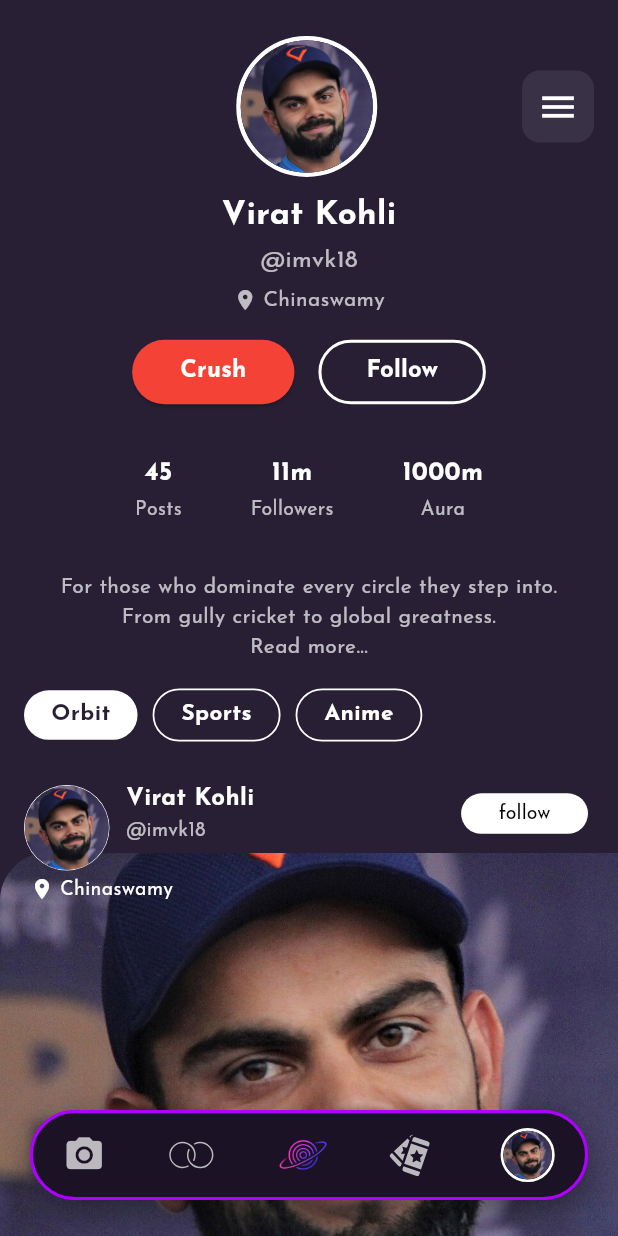
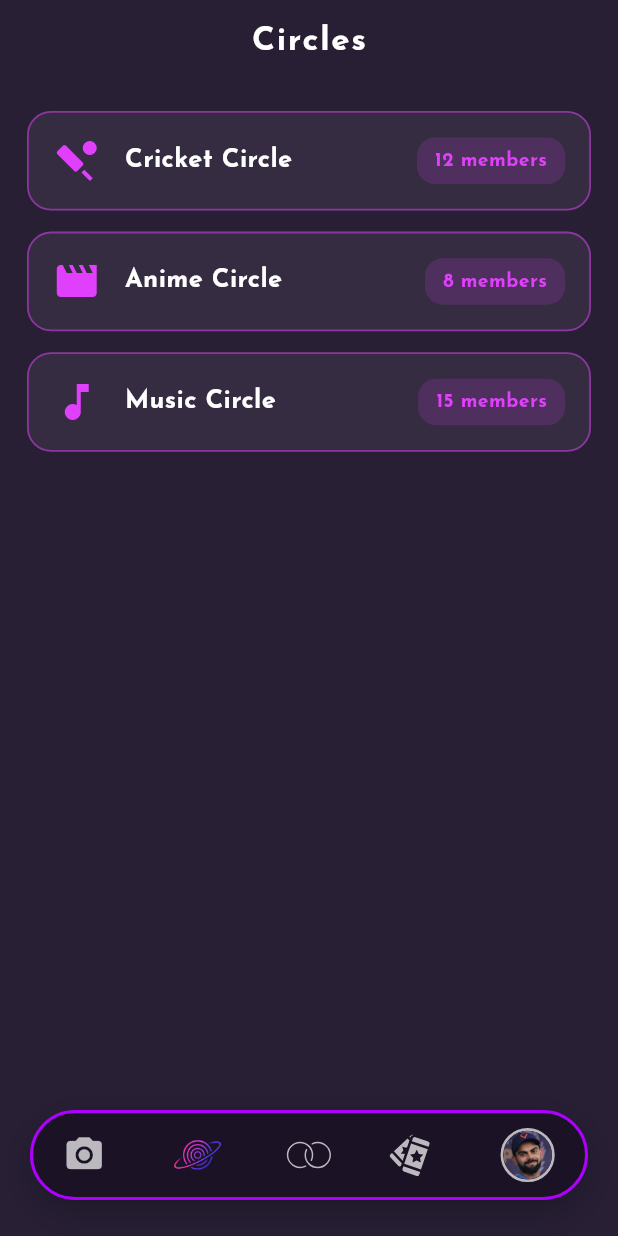
Before and after one commit to imshivraj101/radius_orbit, a Flutter app: the screen it shows after launch, swiped to page 3, on a phone screen of 412 x 824 dp. Run offline on Flutter 3.47's test engine with Material 3 defaults, Android fonts, the phone set to English and light mode, and no system bars; our stand-ins replace flutter_svg.

Commit message:
connected all pages

```diff
--- /dev/null
+++ b/lib/screens/circles_page.dart
@@ -0,0 +1,89 @@
+import 'package:flutter/material.dart';
+
+class CirclesPage extends StatelessWidget {
+  const CirclesPage({super.key});
+
+  // This page should be at index 3 in the main navigation (bottom nav/PageView)
+  static const int pageIndex = 3;
+
+  @override
+  Widget build(BuildContext context) {
+    final circles = [
+      {'name': 'Cricket Circle', 'members': 12, 'icon': Icons.sports_cricket},
+      {'name': 'Anime Circle', 'members': 8, 'icon': Icons.movie},
+      {'name': 'Music Circle', 'members': 15, 'icon': Icons.music_note},
+    ];
+
+    return Scaffold(
+      backgroundColor: const Color(0xFF281F35),
+      appBar: AppBar(
+        backgroundColor: Colors.transparent,
+        elevation: 0,
+        iconTheme: const IconThemeData(color: Colors.white),
+        title: const Text(
+          "Circles",
+          style: TextStyle(
+            color: Colors.white,
+            fontFamily: 'JosefinSans',
+            fontWeight: FontWeight.bold,
+            fontSize: 22,
+            letterSpacing: 1.2,
+          ),
+        ),
+        centerTitle: true,
+      ),
+      body: ListView.separated(
+        padding: const EdgeInsets.symmetric(horizontal: 18, vertical: 18),
+        itemCount: circles.length,
+        separatorBuilder: (_, __) => const SizedBox(height: 14),
+        itemBuilder: (context, i) {
+          final c = circles[i];
+          return Container(
+            padding: const EdgeInsets.all(16),
+            decoration: BoxDecoration(
+              color: Colors.white.withOpacity(0.06),
+              borderRadius: BorderRadius.circular(16),
+              border: Border.all(
+                color: Colors.purpleAccent.withOpacity(0.5),
+                width: 1.2,
+              ),
+            ),
+            child: Row(
+              children: [
+                Icon(c['icon'] as IconData, color: Colors.purpleAccent, size: 32),
+                const SizedBox(width: 16),
+                Expanded(
+                  child: Text(
+                    c['name'] as String,
+                    style: const TextStyle(
+                      color: Colors.white,
+                      fontFamily: 'JosefinSans',
+                      fontWeight: FontWeight.bold,
+                      fontSize: 17,
+                    ),
+                  ),
+                ),
+                Container(
+                  padding: const EdgeInsets.symmetric(horizontal: 12, vertical: 6),
+                  decoration: BoxDecoration(
+                    color: Colors.purpleAccent.withOpacity(0.15),
+                    borderRadius: BorderRadius.circular(12),
+                  ),
+                  child: Text(
+                    "${c['members']} members",
+                    style: const TextStyle(
+                      color: Colors.purpleAccent,
+                      fontFamily: 'JosefinSans',
+                      fontWeight: FontWeight.bold,
+                      fontSize: 13,
+                    ),
+                  ),
+                ),
+              ],
+            ),
+          );
+        },
+      ),
+    );
+  }
+}
--- a/lib/screens/mutuals_chat_page.dart
+++ b/lib/screens/mutuals_chat_page.dart
@@ -61,6 +61,7 @@ class _MutualsChatPageState extends State<MutualsChatPage> {
                   builder: (_) => ProfilePage(
                     username: widget.username,
                     avatar: widget.avatar,
+                    showBackArrow: true,
                   ),
                 ),
               );
@@ -100,6 +101,7 @@ class _MutualsChatPageState extends State<MutualsChatPage> {
                     builder: (_) => ProfilePage(
                       username: widget.username,
                       avatar: widget.avatar,
+                      showBackArrow: true,
                     ),
                   ),
                 );
@@ -189,7 +191,6 @@ class _MutualBubble extends StatelessWidget {
   final String username;
 
   const _MutualBubble({
-    super.key,
     required this.text,
     required this.isMe,
     required this.username,
--- a/lib/screens/orbit.dart
+++ b/lib/screens/orbit.dart
@@ -4,6 +4,8 @@ import '../widgets/top_bar.dart';
 import '../widgets/bottom_nav.dart';
 import 'gig_page.dart'; // renamed import
 import 'profile_page.dart'; // <-- Add this import
+import 'circles_page.dart';
+import 'create_post_page.dart';
 
 class Orbit extends StatefulWidget {
   const Orbit({super.key});
@@ -43,7 +45,9 @@ class _OrbitState extends State<Orbit> {
               controller: _pageController,
               onPageChanged: (index) => setState(() => _currentPage = index),
               children: [
-                // Main Orbit page
+                // 0: Create Post (leftmost)
+                const CreatePostPage(),
+                // 1: Main Orbit page (Home)
                 Column(
                   children: [
                     const TopBar(),
@@ -67,13 +71,13 @@ class _OrbitState extends State<Orbit> {
                     ),
                   ],
                 ),
-                // Gig page (left swipe to go back)
+                // 2: Circles page
+                const CirclesPage(),
+                // 3: Gig page
                 GigPage(
-                  onLeftSwipe: () => _onNavTap(0),
-                  // Remove or comment out the onRightSwipe parameter to fix the error
-                  // onRightSwipe: () => _onNavTap(2),
+                  onLeftSwipe: () => _onNavTap(1),
                 ),
-                // Profile page (rightmost)
+                // 4: Profile page
                 ProfilePage(
                   username: 'Virat Kohli',
                   avatar: 'assets/icons/virat.jpg',
@@ -90,7 +94,7 @@ class _OrbitState extends State<Orbit> {
                 onTap: (index) {
                   _onNavTap(index);
                 },
-                highlightHome: _currentPage == 0,
+                highlightHome: _currentPage == 1,
               ),
             ),
           ],
--- a/lib/screens/profile_page.dart
+++ b/lib/screens/profile_page.dart
@@ -1,12 +1,12 @@
 import 'package:flutter/material.dart';
 import '../widgets/post_card.dart';
-import '../widgets/bottom_nav.dart';
 import 'settings_page.dart';
 
 class ProfilePage extends StatefulWidget {
   final String username;
   final String avatar;
-  const ProfilePage({super.key, required this.username, required this.avatar});
+  final bool showBackArrow;
+  const ProfilePage({super.key, required this.username, required this.avatar, this.showBackArrow = false});
 
   @override
   State<ProfilePage> createState() => _ProfilePageState();
@@ -61,6 +61,16 @@ class _ProfilePageState extends State<ProfilePage> {
   Widget build(BuildContext context) {
     return Scaffold(
       backgroundColor: const Color(0xFF281F35),
+      appBar: widget.showBackArrow
+          ? AppBar(
+              backgroundColor: Colors.transparent,
+              elevation: 0,
+              leading: IconButton(
+                icon: const Icon(Icons.arrow_back, color: Colors.white),
+                onPressed: () => Navigator.of(context).pop(),
+              ),
+            )
+          : null,
       body: SafeArea(
         child: Stack(
           children: [
@@ -273,18 +283,18 @@ class _ProfilePageState extends State<ProfilePage> {
               ),
             ),
             // Bottom Navbar always visible
-            Positioned(
-              left: 20,
-              right: 20,
-              bottom: 24,
-              child: CustomBottomNavBar(
-                currentIndex: 2,
-                onTap: (index) {
-                  Navigator.of(context).popUntil((route) => route.isFirst);
-                },
-                highlightHome: false,
-              ),
-            ),
+            // Positioned(
+            //   left: 20,r
+            //   right: 20,
+            //   bottom: 24,
+            //   child: CustomBottomNavBar(
+            //     currentIndex: 2,
+            //     onTap: (index) {
+            //       Navigator.of(context).popUntil((route) => route.isFirst);
+            //     },
+            //     highlightHome: false,
+            //   ),
+            // ),
           ],
         ),
       ),
--- a/lib/widgets/bottom_nav.dart
+++ b/lib/widgets/bottom_nav.dart
@@ -37,29 +37,19 @@ class CustomBottomNavBar extends StatelessWidget {
         child: Row(
           mainAxisAlignment: MainAxisAlignment.spaceAround,
           children: [
-            // 1) Create
-            Icon(
+            // 1) Camera
+            GestureDetector(
+              onTap: () => onTap?.call(0), // Now links to CreatePostPage (leftmost)
+              child: Icon(
                 Icons.camera_alt,
                 color: Colors.white70,
                 size: 28,
               ),
-
-
-            // 2) Group - SVG icon
-            Transform.rotate(
-  angle: 0.785398, // 45 degrees in radians = π/4 ≈ 0.785398
-  child: SvgPicture.asset(
-    'assets/icons/circles.svg',
-    width: 26,
-    height: 26,
-    colorFilter: const ColorFilter.mode(Colors.white70, BlendMode.srcIn),
-  ),
             ),
 
-
-            // 3) Home → radius.png icon with white glow if highlightHome
+            // 2) Home → radius.png icon with white glow if highlightHome
             GestureDetector(
-  onTap: () => onTap?.call(0),
+              onTap: () => onTap?.call(1),
               child: Container(
                 decoration: highlightHome
                     ? BoxDecoration(
@@ -81,10 +71,23 @@ GestureDetector(
               ),
             ),
 
+            // 3) Circles - SVG icon
+            GestureDetector(
+              onTap: () => onTap?.call(2),
+              child: Transform.rotate(
+                angle: 0.785398, // 45 degrees in radians = π/4 ≈ 0.785398
+                child: SvgPicture.asset(
+                  'assets/icons/circles.svg',
+                  width: 26,
+                  height: 26,
+                  colorFilter: const ColorFilter.mode(Colors.white70, BlendMode.srcIn),
+                ),
+              ),
+            ),
 
-            // 4) Event (ticket.svg) - now tappable and highlights when active
+            // 4) Gig (ticket.svg)
             GestureDetector(
-  onTap: () => onTap?.call(1),
+              onTap: () => onTap?.call(3),
               child: Transform.rotate(
                 angle: -0.785398, // 45 degrees in radians
                 child: SizedBox(
@@ -94,7 +97,7 @@ GestureDetector(
                     width: 26,
                     height: 26,
                     colorFilter: ColorFilter.mode(
-          currentIndex == 1 ? Colors.white : Colors.white70,
+                      currentIndex == 3 ? Colors.white : Colors.white70,
                       BlendMode.srcIn,
                     ),
                   ),
@@ -102,17 +105,15 @@ GestureDetector(
               ),
             ),
 
-
-
             // 5) Profile
             GestureDetector(
-  onTap: () => onTap?.call(2),
+              onTap: () => onTap?.call(4),
               child: Container(
                 padding: const EdgeInsets.all(0.25),
                 decoration: BoxDecoration(
                   shape: BoxShape.circle,
                   border: Border.all(
-        color: currentIndex == 2 ? Colors.white : Colors.white70, // Full white if profile page
+                    color: currentIndex == 4 ? Colors.white : Colors.white70, // Full white if profile page
                     width: 1.8,
                   ),
                 ),
```
Also changed, not shown: lib/screens/create_post_page.dart (added, +34 -0 lines). Lines whose indentation alone changed are shown as unchanged.
